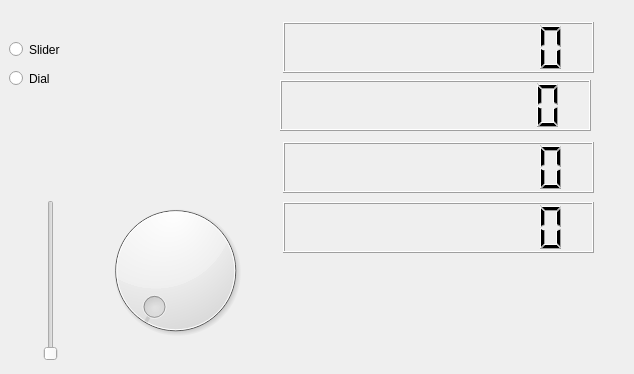
This is mainwindow.ui in CPPCoderY/QtDial as Qt 5 draws it before an edit. The edited form follows.
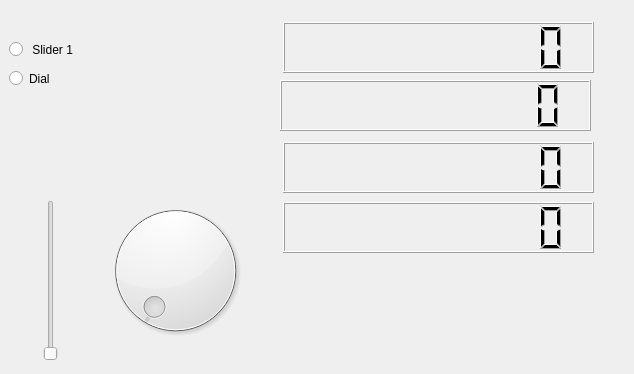
This is the edited form.

Commit message: Changed name for slider button

The edit to the form file:
```diff
--- a/mainwindow.ui
+++ b/mainwindow.ui
@@ -24,7 +24,7 @@
      </rect>
     </property>
     <property name="text">
-     <string>Slider</string>
+     <string> Slider 1</string>
     </property>
    </widget>
    <widget class="QRadioButton" name="dialB">
```
